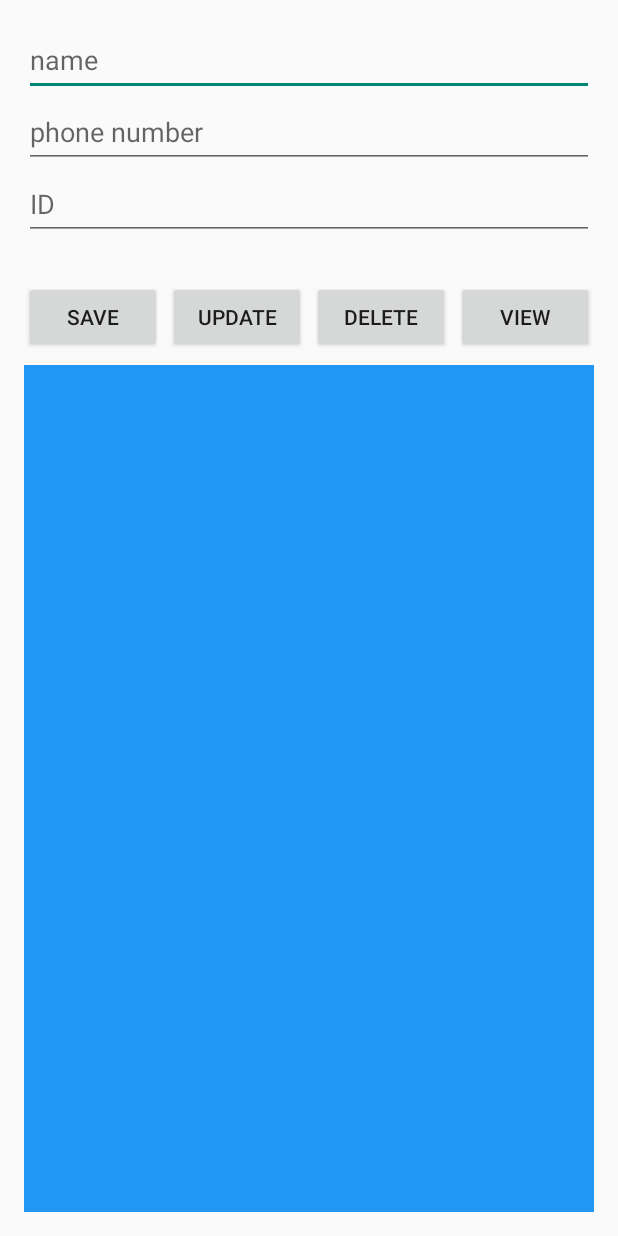
After one commit to MagiJo4/Android_lab_class, an Android app built with Jetpack Compose: the layout activity_contact_database.xml on its own in the app's theme, with its tools: preview values and no code run, on a phone screen of 412 x 824 dp. The commit adds this screen. Run offline under Robolectric (Android 15) with nearby library versions, the phone set to English and light mode, and no system bars.

Commit message:
contact database

```diff
--- /dev/null
+++ b/app/src/main/java/com/example/javaandroidapp/ContactDatabase.java
@@ -0,0 +1,4 @@
+package com.example.javaandroidapp;
+
+public class ContactDatabase extends ContactDatabaseActivity {
+}
--- a/app/src/main/java/com/example/javaandroidapp/MapsActivity.java
+++ b/app/src/main/java/com/example/javaandroidapp/MapsActivity.java
@@ -91,8 +91,10 @@ public class MapsActivity extends AppCompatActivity
         }
     }
 
+
     @Override
     public void onRequestPermissionsResult(int requestCode, @NonNull String[] permissions,
+
                                            @NonNull int[] grantResults) {
         super.onRequestPermissionsResult(requestCode, permissions, grantResults);
         if (requestCode == LOCATION_PERMISSION_REQUEST) {
@@ -131,6 +133,7 @@ public class MapsActivity extends AppCompatActivity
         mMap.addMarker(new MarkerOptions().position(latLng).title(location));
         mMap.animateCamera(CameraUpdateFactory.newLatLng(latLng));
         Toast.makeText(getApplicationContext(),
+
                 address.getLatitude() + " " + address.getLongitude(), Toast.LENGTH_LONG).show();
     }
 
--- /dev/null
+++ b/app/src/main/res/layout/activity_contact_database.xml
@@ -0,0 +1,87 @@
+<?xml version="1.0" encoding="utf-8"?>
+<LinearLayout xmlns:android="http://schemas.android.com/apk/res/android"
+    xmlns:tools="http://schemas.android.com/tools"
+    android:layout_width="match_parent"
+    android:layout_height="match_parent"
+    android:orientation="vertical"
+    android:padding="16dp"
+    tools:context=".ContactDatabaseActivity">
+
+    <EditText
+        android:id="@+id/name"
+        android:layout_width="match_parent"
+        android:layout_height="wrap_content"
+        android:hint="name"
+        android:inputType="textPersonName"
+        android:minHeight="48dp" />
+
+    <EditText
+        android:id="@+id/phonenumber"
+        android:layout_width="match_parent"
+        android:layout_height="wrap_content"
+        android:focusable="true"
+        android:hint="phone number"
+        android:inputType="phone"
+        android:minHeight="48dp" />
+
+    <EditText
+        android:id="@+id/contactid"
+        android:layout_width="match_parent"
+        android:layout_height="wrap_content"
+        android:focusable="true"
+        android:hint="ID"
+        android:inputType="number"
+        android:minHeight="48dp" />
+
+    <TextView
+        android:id="@+id/textv"
+        android:layout_width="match_parent"
+        android:layout_height="wrap_content" />
+
+    <LinearLayout
+        android:layout_width="match_parent"
+        android:layout_height="wrap_content"
+        android:orientation="horizontal"
+        android:layout_marginTop="8dp"
+        android:layout_marginBottom="8dp">
+
+        <Button
+            android:id="@+id/save"
+            android:layout_width="0dp"
+            android:layout_height="wrap_content"
+            android:layout_weight="1"
+            android:layout_marginEnd="4dp"
+            android:text="save" />
+
+        <Button
+            android:id="@+id/update"
+            android:layout_width="0dp"
+            android:layout_height="wrap_content"
+            android:layout_weight="1"
+            android:layout_marginEnd="4dp"
+            android:text="update" />
+
+        <Button
+            android:id="@+id/deletebutton"
+            android:layout_width="0dp"
+            android:layout_height="wrap_content"
+            android:layout_weight="1"
+            android:layout_marginEnd="4dp"
+            android:text="delete" />
+
+        <Button
+            android:id="@+id/view"
+            android:layout_width="0dp"
+            android:layout_height="wrap_content"
+            android:layout_weight="1"
+            android:text="view" />
+    </LinearLayout>
+
+    <ListView
+        android:id="@+id/mobile_list"
+        android:layout_width="match_parent"
+        android:layout_height="0dp"
+        android:layout_weight="1"
+        android:background="#2196F3" />
+
+</LinearLayout>
```
Also changed, not shown: app/src/main/java/com/example/javaandroidapp/Contact.java (added, +45 -0 lines), app/src/main/java/com/example/javaandroidapp/ContactDatabaseActivity.java (added, +109 -0 lines), app/src/main/java/com/example/javaandroidapp/DatabaseHandler.java (added, +142 -0 lines).
